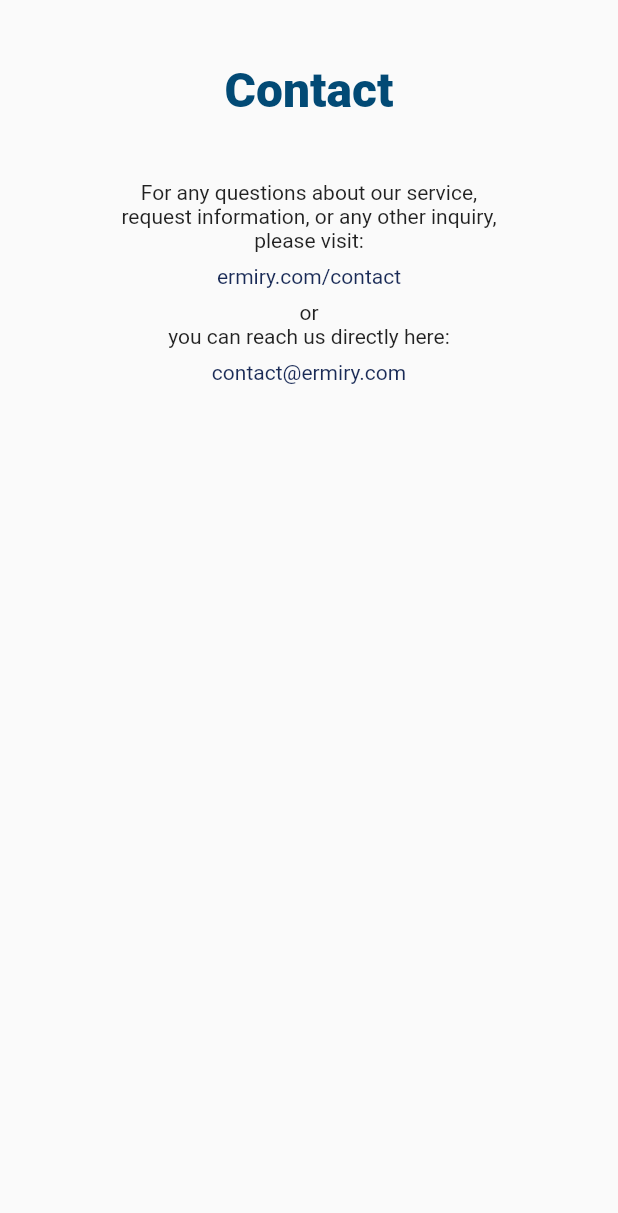
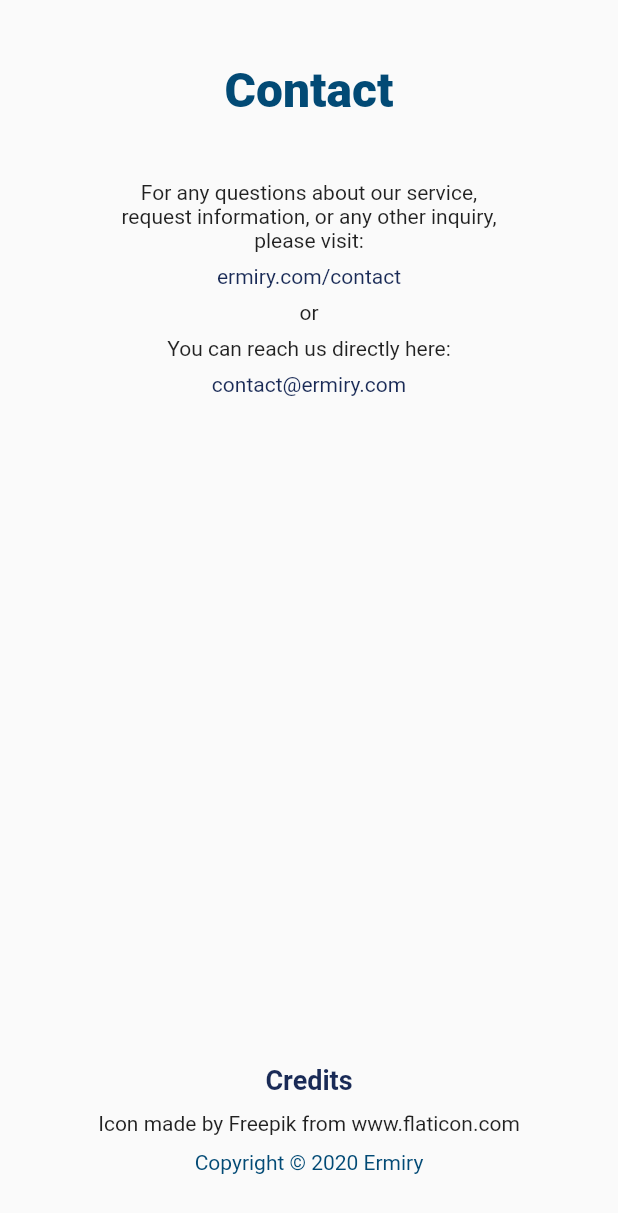
Before and after one commit to ermiry/tiny-pocket, a Flutter app: the ContactPage widget shown alone on an empty page, opened directly, on a phone screen of 412 x 824 dp. Shown: the top 1213 px of the screen. Run offline on Flutter 3.47's test engine with Material 2 defaults, Android fonts, the phone set to English and light mode, and no system bars; our stand-ins replace bloc, fl_chart, flutter_bloc, rxdart, shared_preferences, simple_animations; missing offline and left inert: jwt_decode, pref_dessert; accounts and stored records are empty; statements that could not run were skipped.

Commit message:
Added credits in contact page

```diff
--- a/lib/pages/contact.dart
+++ b/lib/pages/contact.dart
@@ -52,8 +52,9 @@ class ContactPage extends StatelessWidget with NavigationStates {
                       Text(
                         'or'
                       ),
+                      SizedBox(height: 8),
                       Text(
-                        'you can reach us directly here:'
+                        'You can reach us directly here:'
                       ),
                       SizedBox(height: 8),
                       Text(
@@ -69,6 +70,34 @@ class ContactPage extends StatelessWidget with NavigationStates {
 
           // 12/02/2020 -- added to fill remaining screen and to avoid bug with sidebar
           new Expanded (child: Container (),),
+
+          Container(
+            child: Center(
+              child: Column(
+                children: <Widget>[
+                  Text(
+                    'Credits',
+                    style: TextStyle(color: mainDarkBlue, fontWeight: FontWeight.bold, fontSize: 18),
+                  ),
+
+                  const SizedBox(height: 10),
+
+                  const Text(
+                    'Icon made by Freepik from www.flaticon.com'
+                  ),
+
+                  const SizedBox(height: 10),
+
+                  Text(
+                    'Copyright \u00a9 2020 Ermiry',
+                    style: TextStyle(color: mainBlue),
+                  ),
+
+                  SizedBox(height: MediaQuery.of(context).size.height * 0.05),
+                ],
+              )
+            ),
+          )
         ],
       ),
     );
```
